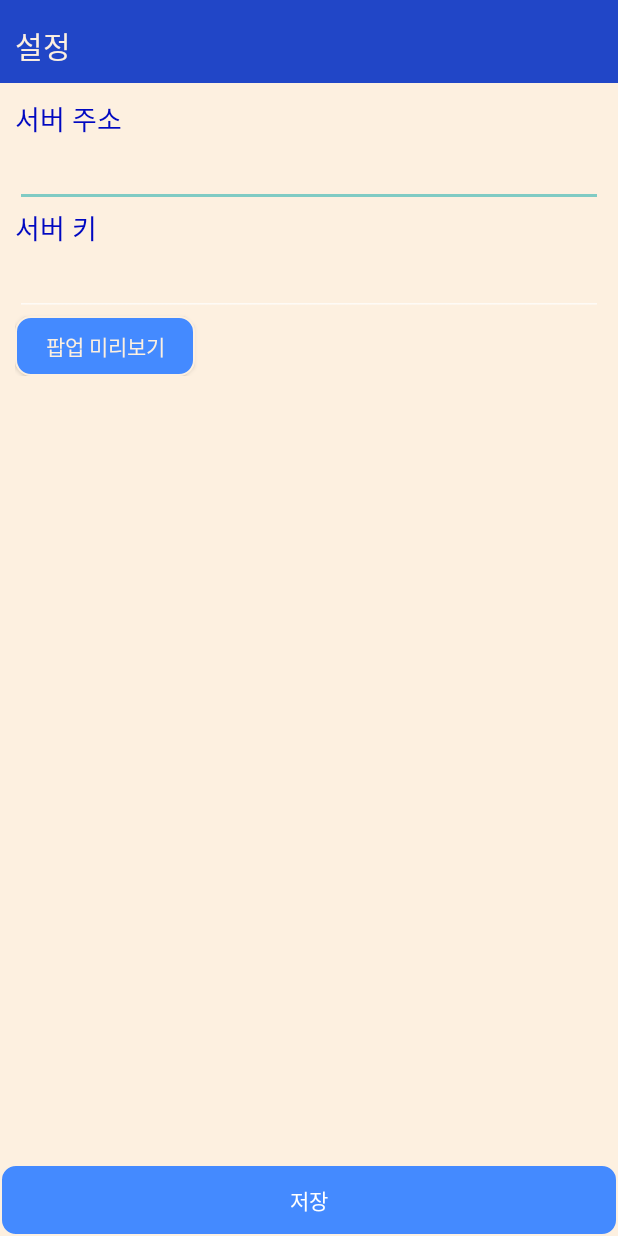
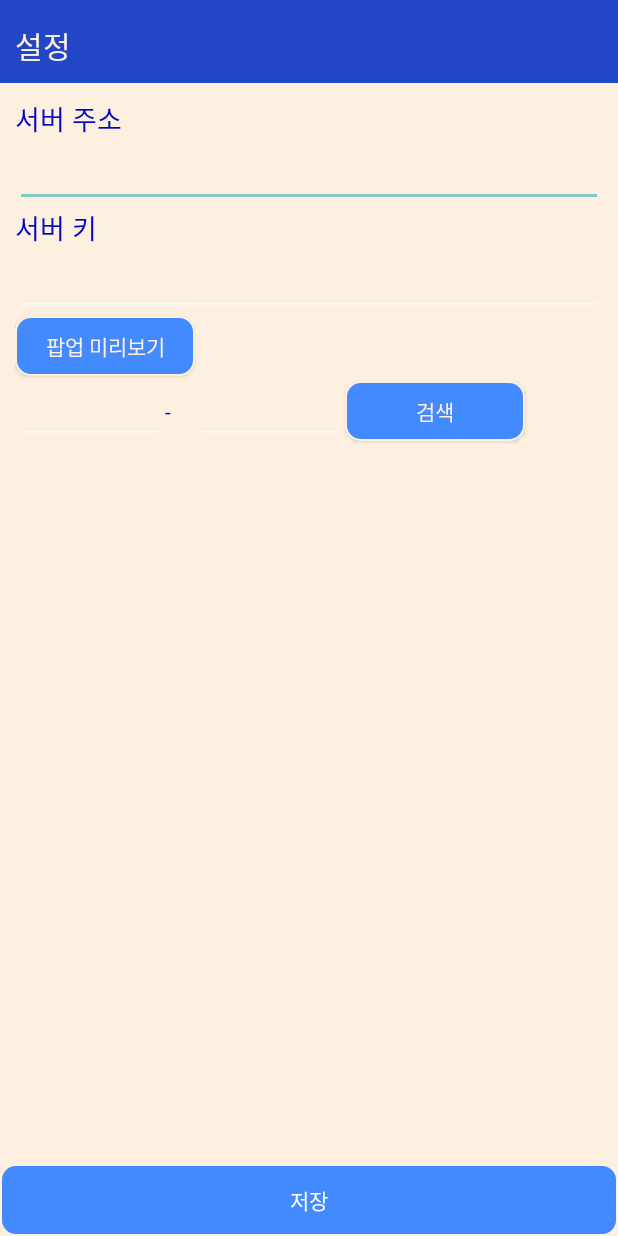
Before and after one commit to LimKyunghyuk/CatchCall2, an Android app: the SettingActivity screen opened directly, with no data from a screen before it, on a phone screen of 412 x 824 dp. Run offline under Robolectric (Android 15) with nearby library versions, the phone set to English and light mode, and no system bars.

Commit message:
설정 - 검색 기능 추가

```diff
--- a/app/src/main/java/org/devlion/catchCall/SettingActivity.java
+++ b/app/src/main/java/org/devlion/catchCall/SettingActivity.java
@@ -65,17 +65,9 @@ public class SettingActivity extends AppCompatActivity {
                 Log.d(TAG, "SERVER_URL1:" + serverUrl);
                 Log.d(TAG, "SERVER_KEY1:" + serverKey);
 
-//                SharedPreferences sharedPref = getSharedPreferences(TAG, MODE_PRIVATE);
-//                SharedPreferences.Editor editor = sharedPref.edit();
-//                editor.putString(SERVER_URL, edtServerUrl.getText().toString());
-//                editor.putString(SERVER_KEY, edtServerKey.getText().toString());
-//                editor.commit();
-//
-//                String serverUrl = sharedPref.getString(SERVER_URL, "");
-//                String serverKey = sharedPref.getString(SERVER_KEY, "");
-
                 SharedPrefHelper.getInstance(getApplicationContext()).setString(SharedPrefHelper.SERVER_URL, serverUrl);
                 SharedPrefHelper.getInstance(getApplicationContext()).setString(SharedPrefHelper.SERVER_KEY, serverKey);
+
                 Log.d(TAG, "SERVER_URL2:" + serverUrl);
                 Log.d(TAG, "SERVER_KEY2:" + serverKey);
                 /*
@@ -97,6 +89,27 @@ public class SettingActivity extends AppCompatActivity {
             }
         });
 
+
+        EditText edtCnumber = findViewById(R.id.edt_cnumber);
+        EditText edtEnumber = findViewById(R.id.edt_enumber);
+
+        Button btnSearch = findViewById(R.id.btn_search);
+        btnSearch.setOnClickListener(new View.OnClickListener() {
+            @Override
+            public void onClick(View v) {
+
+                Toast.makeText(getApplicationContext(), "검색..", Toast.LENGTH_SHORT).show();
+
+                String cNumber = edtCnumber.getText().toString();
+                String eNumber = edtEnumber.getText().toString();
+                Log.d(TAG, "cNumber:" + cNumber);
+                Log.d(TAG, "eNumber:" + eNumber);
+
+                CatchCall catchCall = new CatchCall(getApplicationContext());
+                catchCall.check(cNumber, eNumber);
+            }
+        });
+
     }
 
 
--- a/app/src/main/res/layout/activity_setting.xml
+++ b/app/src/main/res/layout/activity_setting.xml
@@ -62,6 +62,42 @@
                 android:textColor="@color/color_4"
                 android:background="@drawable/btn_blue"
                 android:contentDescription="설정" />
+
+            <LinearLayout
+                android:layout_width="match_parent"
+                android:layout_height="match_parent"
+                android:orientation="horizontal">
+
+                <EditText
+                    android:id="@+id/edt_cnumber"
+                    android:textColor="@color/color_1"
+                    android:layout_width="100sp"
+                    android:layout_height="wrap_content"
+                    android:inputType="numberDecimal" />
+
+                <TextView
+                    android:id="@+id/textView"
+                    android:textColor="@color/color_1"
+                    android:layout_width="20sp"
+                    android:layout_height="wrap_content"
+                    android:text="-" />
+
+                <EditText
+                    android:id="@+id/edt_enumber"
+                    android:textColor="@color/color_1"
+                    android:layout_width="100sp"
+                    android:layout_height="wrap_content"
+                    android:inputType="numberDecimal" />
+                <Button
+                    android:id="@+id/btn_search"
+                    android:layout_width="120sp"
+                    android:layout_height="40sp"
+                    android:text="검색"
+                    android:textColor="@color/color_4"
+                    android:background="@drawable/btn_blue"
+                    android:contentDescription="설정" />
+            </LinearLayout>
+
         </LinearLayout>
 
     </ScrollView>
```
Also changed, not shown: app/src/main/java/org/devlion/catchCall/CatchCall.java (+27 -3 lines).
